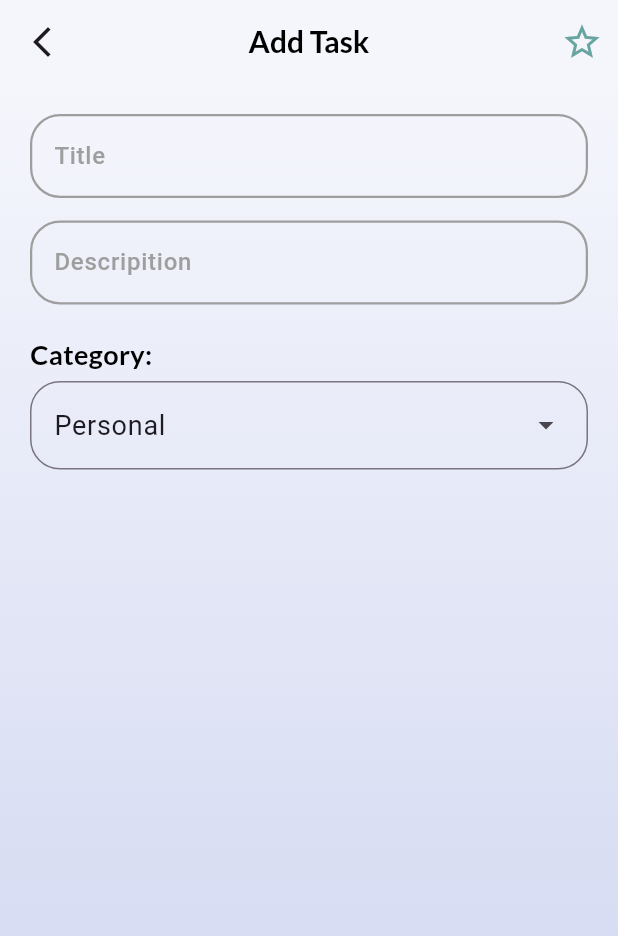
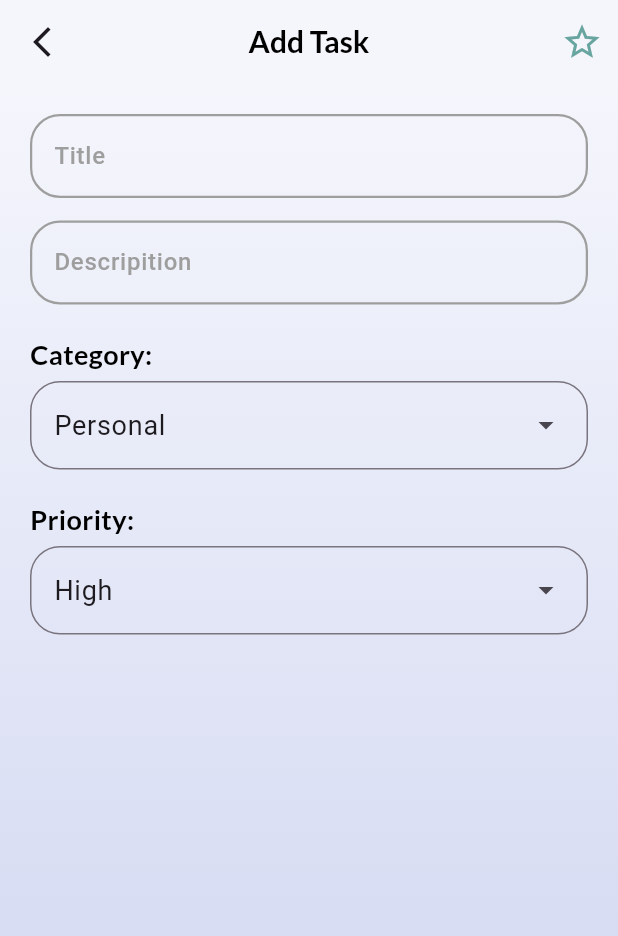
Before and after one commit to zeyadali06/Teknosoft-tasks, a Flutter app: the CreateNewTaskView screen opened directly, on a phone screen of 412 x 824 dp. Shown: the top 936 px of the screen. Run offline on Flutter 3.47's test engine with Material 3 defaults, Android fonts, the phone set to English and light mode, and no system bars; our stand-ins replace flutter_bloc, hive, hive_flutter, numberpicker; accounts and stored records are empty.

Commit message:
add priority DropDownButton

```diff
--- a/To-Do List App/lib/Features/CreateUpdateTasks/Presentation/Data/Models/TaskModel.dart
+++ b/To-Do List App/lib/Features/CreateUpdateTasks/Presentation/Data/Models/TaskModel.dart
@@ -56,5 +56,5 @@ enum Priority {
 
   final String priority;
 
-  List<String> get all => ["High", "Medium", "Low"];
+  static List<String> get all => ["High", "Medium", "Low"];
 }
--- a/To-Do List App/lib/Features/CreateUpdateTasks/Presentation/Views/widgets/CreateNewTaskViewBody.dart
+++ b/To-Do List App/lib/Features/CreateUpdateTasks/Presentation/Views/widgets/CreateNewTaskViewBody.dart
@@ -27,7 +27,11 @@ class CreateNewTaskViewBody extends StatelessWidget {
               const SizedBox(height: 20),
               Text('Category:', style: Styles.blue18Bold.copyWith(color: Colors.black)),
               const SizedBox(height: 5),
-              CustomDropdownButton(thingsToDisplay: Category.all, initialText: "Personal", onSelected: (selected) {})
+              CustomDropdownButton(thingsToDisplay: Category.all, initialText: "Personal", onSelected: (selected) {}),
+              const SizedBox(height: 20),
+              Text('Priority:', style: Styles.blue18Bold.copyWith(color: Colors.black)),
+              const SizedBox(height: 5),
+              CustomDropdownButton(thingsToDisplay: Priority.all, initialText: "High", onSelected: (selected) {}),
             ],
           ),
         ),
```
